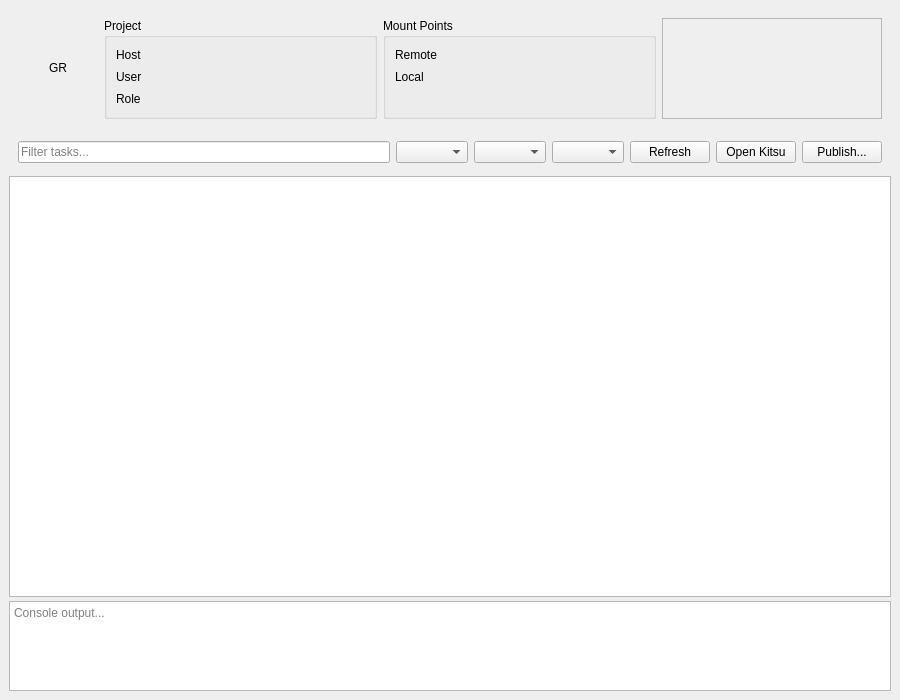
Qt form main/main_window.ui (nagyg/GazuRemote) before a commit.
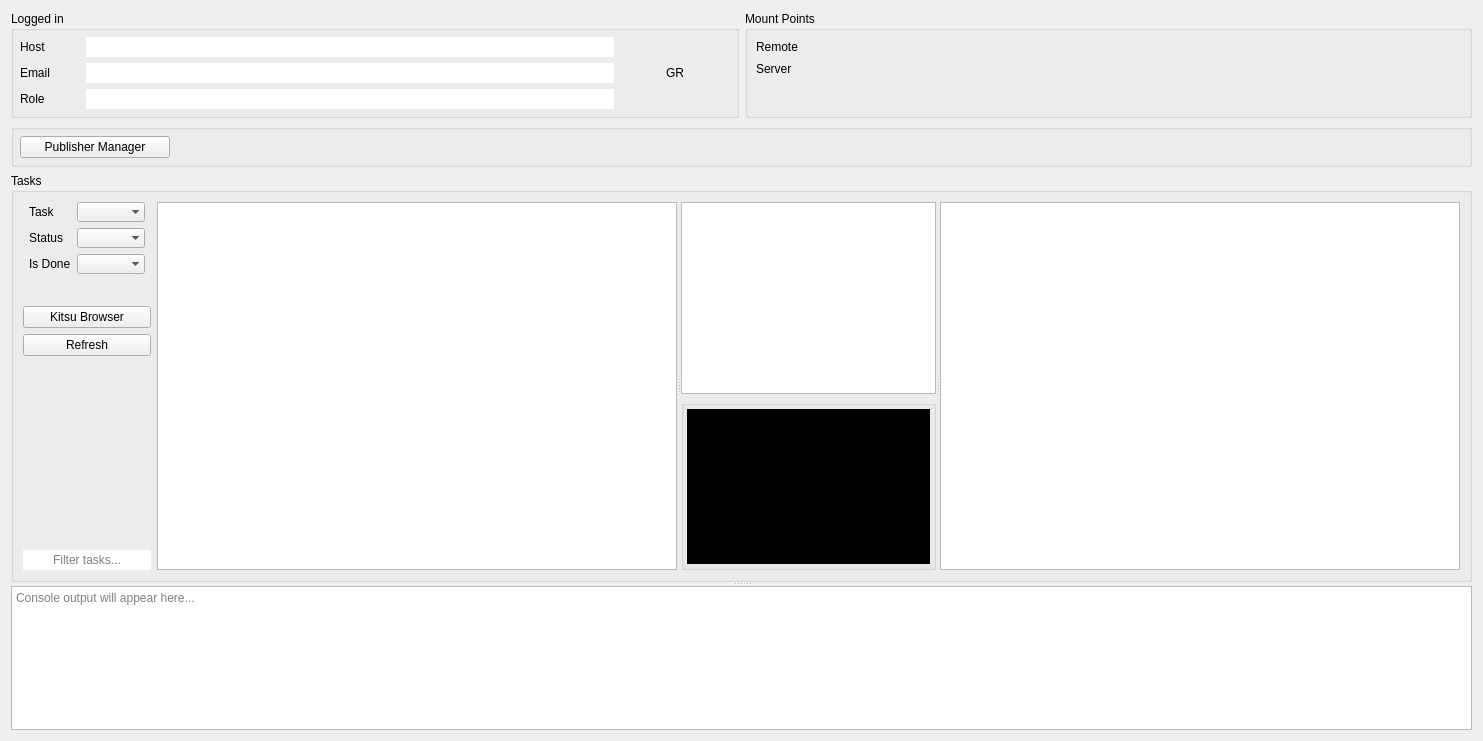
The same form after that commit.

Commit message: GazuRemote v0.2.0 - Publisher dialog, remote tasks widget, images

The edit to the form file:
```diff
--- a/main/main_window.ui
+++ b/main/main_window.ui
@@ -1,83 +1,83 @@
 <?xml version="1.0" encoding="UTF-8"?>
 <ui version="4.0">
  <class>MainWindow</class>
- <widget class="QMainWindow" name="MainWindow">
+ <widget class="QWidget" name="MainWindow">
   <property name="geometry">
    <rect>
     <x>0</x>
     <y>0</y>
-    <width>900</width>
-    <height>700</height>
+    <width>1478</width>
+    <height>741</height>
    </rect>
   </property>
+  <property name="sizePolicy">
+   <sizepolicy hsizetype="Preferred" vsizetype="Expanding">
+    <horstretch>0</horstretch>
+    <verstretch>0</verstretch>
+   </sizepolicy>
+  </property>
   <property name="minimumSize">
    <size>
-    <width>700</width>
-    <height>500</height>
+    <width>0</width>
+    <height>0</height>
    </size>
   </property>
   <property name="windowTitle">
    <string>GazuRemote</string>
   </property>
-  <widget class="QWidget" name="centralWidget">
-   <layout class="QVBoxLayout" name="mainVLayout">
-    <property name="spacing">
-     <number>4</number>
-    </property>
-    <property name="contentsMargins">
-     <number>6</number>
-     <number>6</number>
-     <number>6</number>
-     <number>6</number>
-    </property>
-    <!-- TOP BAR -->
+  <layout class="QVBoxLayout" name="verticalLayout">
     <item>
-     <widget class="QWidget" name="topBarWidget">
-      <layout class="QHBoxLayout" name="topBarHLayout">
-       <property name="contentsMargins">
-        <number>0</number>
-        <number>0</number>
-        <number>0</number>
-        <number>0</number>
-       </property>
-       <!-- Logo -->
+    <layout class="QHBoxLayout" name="topHLayout">
        <item>
-        <widget class="QLabel" name="logoLabel">
-         <property name="minimumSize">
-          <size>
-           <width>80</width>
-           <height>50</height>
-          </size>
+      <widget class="QGroupBox" name="gazuGroupBox">
+       <property name="sizePolicy">
+        <sizepolicy hsizetype="Preferred" vsizetype="Fixed">
+         <horstretch>0</horstretch>
+         <verstretch>0</verstretch>
+        </sizepolicy>
          </property>
          <property name="maximumSize">
           <size>
-           <width>120</width>
-           <height>70</height>
-          </size>
-         </property>
-         <property name="text">
-          <string>GR</string>
-         </property>
-         <property name="alignment">
-          <set>Qt::AlignmentFlag::AlignCenter</set>
-         </property>
-        </widget>
-       </item>
-       <!-- Project info -->
-       <item>
-        <widget class="QGroupBox" name="projectInfoGroupBox">
+         <width>16777215</width>
+         <height>160</height>
+        </size>
+       </property>
          <property name="title">
-          <string>Project</string>
-         </property>
-         <layout class="QFormLayout" name="projectInfoForm">
-          <item row="0" column="0">
-           <widget class="QLabel" name="label_host">
+        <string>Logged in</string>
+       </property>
+       <layout class="QVBoxLayout" name="verticalLayout_2">
+        <property name="leftMargin">
+         <number>6</number>
+        </property>
+        <property name="topMargin">
+         <number>6</number>
+        </property>
+        <property name="rightMargin">
+         <number>6</number>
+        </property>
+        <property name="bottomMargin">
+         <number>6</number>
+        </property>
+        <item>
+         <layout class="QHBoxLayout" name="horizontalLayout_logo">
+          <item>
+           <layout class="QVBoxLayout" name="verticalLayout_login">
+            <item>
+             <layout class="QHBoxLayout" name="horizontalLayout_host">
+              <item>
+               <widget class="QLabel" name="hostLabel">
+                <property name="minimumSize">
+                 <size>
+                  <width>60</width>
+                  <height>0</height>
+                 </size>
+                </property>
             <property name="text">
              <string>Host</string>
             </property>
            </widget>
           </item>
-          <item row="0" column="1">
+              <item>
            <widget class="QLineEdit" name="hostLineEdit">
             <property name="readOnly">
              <bool>true</bool>
@@ -85,19 +85,29 @@
             <property name="frame">
              <bool>false</bool>
             </property>
-            <property name="styleSheet">
-             <string notr="true">QLineEdit { color: gray; background: transparent; border: none; }</string>
+                <property name="readOnly">
+                 <bool>true</bool>
             </property>
            </widget>
           </item>
-          <item row="1" column="0">
-           <widget class="QLabel" name="label_user">
+             </layout>
+            </item>
+            <item>
+             <layout class="QHBoxLayout" name="horizontalLayout_user">
+              <item>
+               <widget class="QLabel" name="userLabel">
+                <property name="minimumSize">
+                 <size>
+                  <width>60</width>
+                  <height>0</height>
+                 </size>
+                </property>
             <property name="text">
-             <string>User</string>
+                 <string>Email</string>
             </property>
            </widget>
           </item>
-          <item row="1" column="1">
+              <item>
            <widget class="QLineEdit" name="userLineEdit">
             <property name="readOnly">
              <bool>true</bool>
@@ -105,19 +115,29 @@
             <property name="frame">
              <bool>false</bool>
             </property>
-            <property name="styleSheet">
-             <string notr="true">QLineEdit { color: gray; background: transparent; border: none; }</string>
+                <property name="readOnly">
+                 <bool>true</bool>
             </property>
            </widget>
           </item>
-          <item row="2" column="0">
-           <widget class="QLabel" name="label_role">
+             </layout>
+            </item>
+            <item>
+             <layout class="QHBoxLayout" name="horizontalLayout_role">
+              <item>
+               <widget class="QLabel" name="roleLabel">
+                <property name="minimumSize">
+                 <size>
+                  <width>60</width>
+                  <height>0</height>
+                 </size>
+                </property>
             <property name="text">
              <string>Role</string>
             </property>
            </widget>
           </item>
-          <item row="2" column="1">
+              <item>
            <widget class="QLineEdit" name="roleLineEdit">
             <property name="readOnly">
              <bool>true</bool>
@@ -125,23 +145,86 @@
             <property name="frame">
              <bool>false</bool>
             </property>
-            <property name="styleSheet">
-             <string notr="true">QLineEdit { color: gray; background: transparent; border: none; }</string>
+                <property name="readOnly">
+                 <bool>true</bool>
             </property>
            </widget>
           </item>
          </layout>
-        </widget>
-       </item>
-       <!-- Mount info -->
+            </item>
+           </layout>
+          </item>
+          <item>
+           <widget class="QLabel" name="logoLabel">
+            <property name="sizePolicy">
+             <sizepolicy hsizetype="Preferred" vsizetype="Preferred">
+              <horstretch>0</horstretch>
+              <verstretch>0</verstretch>
+             </sizepolicy>
+            </property>
+            <property name="minimumSize">
+             <size>
+              <width>110</width>
+              <height>0</height>
+             </size>
+            </property>
+            <property name="maximumSize">
+             <size>
+              <width>130</width>
+              <height>16777215</height>
+             </size>
+            </property>
+            <property name="text">
+             <string>GR</string>
+            </property>
+            <property name="alignment">
+             <set>Qt::AlignmentFlag::AlignCenter</set>
+            </property>
+           </widget>
+          </item>
+         </layout>
+        </item>
+       </layout>
+      </widget>
+     </item>
        <item>
-        <widget class="QGroupBox" name="mountInfoGroupBox">
+      <widget class="QGroupBox" name="mountGroupBox">
+       <property name="sizePolicy">
+        <sizepolicy hsizetype="Preferred" vsizetype="Fixed">
+         <horstretch>0</horstretch>
+         <verstretch>0</verstretch>
+        </sizepolicy>
+       </property>
+       <property name="maximumSize">
+        <size>
+         <width>16777215</width>
+         <height>160</height>
+        </size>
+       </property>
          <property name="title">
           <string>Mount Points</string>
          </property>
-         <layout class="QFormLayout" name="mountInfoForm">
+       <layout class="QFormLayout" name="mountFormLayout">
+        <property name="leftMargin">
+         <number>8</number>
+        </property>
+        <property name="topMargin">
+         <number>8</number>
+        </property>
+        <property name="rightMargin">
+         <number>8</number>
+        </property>
+        <property name="bottomMargin">
+         <number>8</number>
+        </property>
           <item row="0" column="0">
-           <widget class="QLabel" name="label_remote_mount">
+         <widget class="QLabel" name="label">
+          <property name="minimumSize">
+           <size>
+            <width>55</width>
+            <height>0</height>
+           </size>
+          </property>
             <property name="text">
              <string>Remote</string>
             </property>
@@ -161,9 +244,9 @@
            </widget>
           </item>
           <item row="1" column="0">
-           <widget class="QLabel" name="label_local_mount">
+         <widget class="QLabel" name="label">
             <property name="text">
-             <string>Local</string>
+           <string>Server</string>
             </property>
            </widget>
           </item>
@@ -183,84 +266,228 @@
          </layout>
         </widget>
        </item>
-       <!-- Thumbnail -->
+    </layout>
+   </item>
        <item>
-        <widget class="QLabel" name="thumbnailLabel">
-         <property name="sizePolicy">
-          <sizepolicy hsizetype="Expanding" vsizetype="Preferred">
-           <horstretch>0</horstretch>
-           <verstretch>0</verstretch>
-          </sizepolicy>
-         </property>
-         <property name="minimumSize">
-          <size>
-           <width>120</width>
-           <height>50</height>
-          </size>
-         </property>
-         <property name="maximumSize">
-          <size>
-           <width>220</width>
-           <height>120</height>
-          </size>
-         </property>
-         <property name="frameShape">
-          <enum>QFrame::Shape::StyledPanel</enum>
-         </property>
-         <property name="text">
+    <widget class="QGroupBox" name="ViewGroupBox">
+     <property name="title">
           <string/>
          </property>
-         <property name="alignment">
-          <set>Qt::AlignmentFlag::AlignCenter</set>
+     <layout class="QHBoxLayout" name="horizontalLayout_toolbar">
+      <property name="leftMargin">
+       <number>6</number>
+      </property>
+      <property name="topMargin">
+       <number>6</number>
+      </property>
+      <property name="rightMargin">
+       <number>6</number>
+      </property>
+      <property name="bottomMargin">
+       <number>6</number>
+      </property>
+      <item>
+       <widget class="QPushButton" name="publishButton">
+        <property name="minimumSize">
+         <size>
+          <width>150</width>
+          <height>0</height>
+         </size>
+        </property>
+        <property name="text">
+         <string>Publisher Manager</string>
          </property>
         </widget>
        </item>
+      <item>
+       <spacer name="horizontalSpacer">
+        <property name="orientation">
+         <enum>Qt::Orientation::Horizontal</enum>
+        </property>
+        <property name="sizeHint" stdset="0">
+         <size>
+          <width>40</width>
+          <height>20</height>
+         </size>
+        </property>
+       </spacer>
+      </item>
       </layout>
      </widget>
     </item>
-    <!-- TOOLBAR ROW -->
     <item>
-     <widget class="QWidget" name="toolbarWidget">
-      <layout class="QHBoxLayout" name="toolbarHLayout">
-       <property name="contentsMargins">
-        <number>0</number>
-        <number>0</number>
-        <number>0</number>
-        <number>0</number>
-       </property>
-       <item>
-        <widget class="QLineEdit" name="filterLineEdit">
-         <property name="placeholderText">
-          <string>Filter tasks...</string>
-         </property>
-         <property name="clearButtonEnabled">
-          <bool>true</bool>
-         </property>
-        </widget>
-       </item>
+    <widget class="QSplitter" name="ConsoleSplitter">
+     <property name="sizePolicy">
+      <sizepolicy hsizetype="Preferred" vsizetype="Expanding">
+       <horstretch>0</horstretch>
+       <verstretch>0</verstretch>
+      </sizepolicy>
+     </property>
+     <property name="orientation">
+      <enum>Qt::Orientation::Vertical</enum>
+     </property>
+     <widget class="QGroupBox" name="MytaskGroupBox">
+      <property name="sizePolicy">
+       <sizepolicy hsizetype="Preferred" vsizetype="Minimum">
+        <horstretch>0</horstretch>
+        <verstretch>0</verstretch>
+       </sizepolicy>
+      </property>
+      <property name="title">
+       <string>Tasks</string>
+      </property>
+      <layout class="QHBoxLayout" name="horizontalLayout_2">
        <item>
-        <widget class="QComboBox" name="statusComboBox">
-         <property name="toolTip">
-          <string>Filter by task status</string>
-         </property>
-        </widget>
-       </item>
-       <item>
+        <layout class="QVBoxLayout" name="ScopeVerticalLayout">
+         <item>
+          <layout class="QFormLayout" name="ScopeLayout">
+           <property name="leftMargin">
+            <number>6</number>
+           </property>
+           <property name="topMargin">
+            <number>0</number>
+           </property>
+           <property name="rightMargin">
+            <number>6</number>
+           </property>
+           <property name="bottomMargin">
+            <number>6</number>
+           </property>
+           <item row="0" column="0">
+            <widget class="QLabel" name="taskTypeLabel">
+             <property name="minimumSize">
+              <size>
+               <width>40</width>
+               <height>0</height>
+              </size>
+             </property>
+             <property name="text">
+              <string>Task</string>
+             </property>
+            </widget>
+           </item>
+           <item row="0" column="1">
         <widget class="QComboBox" name="taskTypeComboBox">
-         <property name="toolTip">
-          <string>Filter by task type</string>
-         </property>
-        </widget>
-       </item>
-       <item>
+             <property name="sizePolicy">
+              <sizepolicy hsizetype="Fixed" vsizetype="Preferred">
+               <horstretch>0</horstretch>
+               <verstretch>0</verstretch>
+              </sizepolicy>
+             </property>
+             <property name="maximumSize">
+              <size>
+               <width>140</width>
+               <height>16777215</height>
+              </size>
+             </property>
+             <property name="frame">
+              <bool>false</bool>
+             </property>
+            </widget>
+           </item>
+           <item row="1" column="0">
+            <widget class="QLabel" name="statusLabel">
+             <property name="minimumSize">
+              <size>
+               <width>40</width>
+               <height>0</height>
+              </size>
+             </property>
+             <property name="text">
+              <string>Status</string>
+             </property>
+            </widget>
+           </item>
+           <item row="1" column="1">
+            <widget class="QComboBox" name="statusComboBox">
+             <property name="sizePolicy">
+              <sizepolicy hsizetype="Fixed" vsizetype="Preferred">
+               <horstretch>0</horstretch>
+               <verstretch>0</verstretch>
+              </sizepolicy>
+             </property>
+             <property name="maximumSize">
+              <size>
+               <width>140</width>
+               <height>16777215</height>
+              </size>
+             </property>
+             <property name="frame">
+              <bool>false</bool>
+             </property>
+            </widget>
+           </item>
+           <item row="2" column="0">
+            <widget class="QLabel" name="doneLabel">
+             <property name="minimumSize">
+              <size>
+               <width>40</width>
+               <height>0</height>
+              </size>
+             </property>
+             <property name="text">
+              <string>Is Done</string>
+             </property>
+            </widget>
+           </item>
+           <item row="2" column="1">
         <widget class="QComboBox" name="doneComboBox">
-         <property name="toolTip">
-          <string>Show or hide done tasks</string>
+             <property name="sizePolicy">
+              <sizepolicy hsizetype="Fixed" vsizetype="Preferred">
+               <horstretch>0</horstretch>
+               <verstretch>0</verstretch>
+              </sizepolicy>
+             </property>
+             <property name="maximumSize">
+              <size>
+               <width>140</width>
+               <height>16777215</height>
+              </size>
+             </property>
+             <property name="frame">
+              <bool>false</bool>
+             </property>
+            </widget>
+           </item>
+          </layout>
+         </item>
+         <item>
+          <spacer name="verticalSpacerA">
+           <property name="orientation">
+            <enum>Qt::Orientation::Vertical</enum>
+           </property>
+           <property name="sizeType">
+            <enum>QSizePolicy::Policy::Fixed</enum>
+           </property>
+           <property name="sizeHint" stdset="0">
+            <size>
+             <width>20</width>
+             <height>20</height>
+            </size>
+           </property>
+          </spacer>
+         </item>
+         <item>
+          <widget class="QPushButton" name="urlButton">
+           <property name="sizePolicy">
+            <sizepolicy hsizetype="Preferred" vsizetype="Preferred">
+             <horstretch>0</horstretch>
+             <verstretch>0</verstretch>
+            </sizepolicy>
+           </property>
+           <property name="text">
+            <string>Kitsu Browser</string>
          </property>
         </widget>
        </item>
        <item>
         <widget class="QPushButton" name="refreshButton">
+           <property name="sizePolicy">
+            <sizepolicy hsizetype="Preferred" vsizetype="Preferred">
+             <horstretch>0</horstretch>
+             <verstretch>0</verstretch>
+            </sizepolicy>
+           </property>
          <property name="text">
           <string>Refresh</string>
          </property>
@@ -270,73 +497,217 @@
         </widget>
        </item>
        <item>
-        <widget class="QPushButton" name="urlButton">
-         <property name="text">
-          <string>Open Kitsu</string>
-         </property>
-         <property name="toolTip">
-          <string>Open the selected task in Kitsu (browser)</string>
-         </property>
-        </widget>
+          <spacer name="verticalSpacerB">
+           <property name="orientation">
+            <enum>Qt::Orientation::Vertical</enum>
+           </property>
+           <property name="sizeHint" stdset="0">
+            <size>
+             <width>20</width>
+             <height>40</height>
+            </size>
+           </property>
+          </spacer>
        </item>
        <item>
-        <widget class="QPushButton" name="publishButton">
-         <property name="text">
-          <string>Publish...</string>
-         </property>
-         <property name="toolTip">
-          <string>Publish a preview file for the selected task</string>
+          <widget class="QLineEdit" name="filterLineEdit">
+           <property name="sizePolicy">
+            <sizepolicy hsizetype="Preferred" vsizetype="Preferred">
+             <horstretch>0</horstretch>
+             <verstretch>0</verstretch>
+            </sizepolicy>
+           </property>
+           <property name="frame">
+            <bool>false</bool>
+           </property>
+           <property name="alignment">
+            <set>Qt::AlignmentFlag::AlignCenter</set>
+           </property>
+           <property name="placeholderText">
+            <string>Filter tasks...</string>
+           </property>
+           <property name="clearButtonEnabled">
+            <bool>true</bool>
          </property>
         </widget>
        </item>
       </layout>
-     </widget>
-    </item>
-    <!-- TASKS TREE -->
+       </item>
     <item>
+        <widget class="QSplitter" name="TaskSplitter">
+         <property name="orientation">
+          <enum>Qt::Orientation::Horizontal</enum>
+         </property>
      <widget class="QTreeView" name="tasksTreeView">
       <property name="sizePolicy">
        <sizepolicy hsizetype="Expanding" vsizetype="Expanding">
         <horstretch>0</horstretch>
-        <verstretch>1</verstretch>
-       </sizepolicy>
-      </property>
+            <verstretch>0</verstretch>
+           </sizepolicy>
+          </property>
+          <property name="minimumSize">
+           <size>
+            <width>520</width>
+            <height>360</height>
+           </size>
+          </property>
+          <property name="frameShape">
+           <enum>QFrame::Shape::StyledPanel</enum>
+          </property>
       <property name="alternatingRowColors">
        <bool>true</bool>
       </property>
-      <property name="selectionMode">
-       <enum>QAbstractItemView::SelectionMode::SingleSelection</enum>
-      </property>
-      <property name="rootIsDecorated">
+          <property name="sortingEnabled">
+           <bool>true</bool>
+          </property>
+          <property name="animated">
+           <bool>false</bool>
+          </property>
+          <attribute name="headerMinimumSectionSize">
+           <number>16</number>
+          </attribute>
+         </widget>
+         <widget class="QWidget" name="">
+          <layout class="QVBoxLayout" name="DirectoriesVerticalLayout">
+           <item>
+            <widget class="QTreeView" name="directoriesTreeView">
+             <property name="sizePolicy">
+              <sizepolicy hsizetype="Preferred" vsizetype="Expanding">
+               <horstretch>0</horstretch>
+               <verstretch>0</verstretch>
+              </sizepolicy>
+             </property>
+             <property name="minimumSize">
+              <size>
+               <width>0</width>
+               <height>0</height>
+              </size>
+             </property>
+             <property name="frameShape">
+              <enum>QFrame::Shape::StyledPanel</enum>
+             </property>
+             <property name="dragEnabled">
        <bool>true</bool>
       </property>
-     </widget>
-    </item>
-    <!-- CONSOLE -->
+             <property name="alternatingRowColors">
+              <bool>true</bool>
+             </property>
+             <property name="animated">
+              <bool>false</bool>
+             </property>
+             <attribute name="headerMinimumSectionSize">
+              <number>16</number>
+             </attribute>
+            </widget>
+           </item>
     <item>
+            <layout class="QHBoxLayout" name="CoverHorizontalLayout">
+             <item>
+              <widget class="QGroupBox" name="CoverGroupBox">
+               <property name="sizePolicy">
+                <sizepolicy hsizetype="Fixed" vsizetype="Fixed">
+                 <horstretch>0</horstretch>
+                 <verstretch>0</verstretch>
+                </sizepolicy>
+               </property>
+               <property name="minimumSize">
+                <size>
+                 <width>255</width>
+                 <height>170</height>
+                </size>
+               </property>
+               <property name="title">
+                <string/>
+               </property>
+               <layout class="QHBoxLayout" name="horizontalLayout">
+                <property name="leftMargin">
+                 <number>3</number>
+                </property>
+                <property name="topMargin">
+                 <number>3</number>
+                </property>
+                <property name="rightMargin">
+                 <number>3</number>
+                </property>
+                <property name="bottomMargin">
+                 <number>3</number>
+                </property>
+                <item>
+                 <widget class="QLabel" name="thumbnailLabel">
+                  <property name="styleSheet">
+                   <string notr="true">background-color: rgb(0, 0, 0);</string>
+                  </property>
+                  <property name="text">
+                   <string/>
+                  </property>
+                  <property name="alignment">
+                   <set>Qt::AlignmentFlag::AlignCenter</set>
+                  </property>
+                 </widget>
+                </item>
+               </layout>
+              </widget>
+             </item>
+            </layout>
+           </item>
+          </layout>
+         </widget>
+         <widget class="QTableView" name="filesTableView">
+          <property name="sizePolicy">
+           <sizepolicy hsizetype="Expanding" vsizetype="Expanding">
+            <horstretch>0</horstretch>
+            <verstretch>0</verstretch>
+           </sizepolicy>
+          </property>
+          <property name="minimumSize">
+           <size>
+            <width>520</width>
+            <height>360</height>
+           </size>
+          </property>
+          <property name="frameShape">
+           <enum>QFrame::Shape::StyledPanel</enum>
+          </property>
+          <property name="dragEnabled">
+           <bool>true</bool>
+          </property>
+          <property name="alternatingRowColors">
+           <bool>true</bool>
+          </property>
+          <property name="selectionBehavior">
+           <enum>QAbstractItemView::SelectionBehavior::SelectRows</enum>
+          </property>
+          <property name="sortingEnabled">
+           <bool>true</bool>
+          </property>
+         </widget>
+        </widget>
+       </item>
+      </layout>
+     </widget>
      <widget class="QTextEdit" name="consoleTextEdit">
       <property name="sizePolicy">
-       <sizepolicy hsizetype="Preferred" vsizetype="Fixed">
+       <sizepolicy hsizetype="Expanding" vsizetype="MinimumExpanding">
         <horstretch>0</horstretch>
         <verstretch>0</verstretch>
        </sizepolicy>
       </property>
-      <property name="maximumSize">
+      <property name="minimumSize">
        <size>
-        <width>16777215</width>
-        <height>90</height>
+        <width>0</width>
+        <height>120</height>
        </size>
       </property>
       <property name="readOnly">
        <bool>true</bool>
       </property>
       <property name="placeholderText">
-       <string>Console output...</string>
+       <string>Console output will appear here...</string>
       </property>
+     </widget>
      </widget>
     </item>
    </layout>
-  </widget>
  </widget>
  <resources/>
  <connections/>
```
Left out of the diff: 43 changed lines with no effect on the pictures. Lines whose indentation alone changed are shown as unchanged. The commit also changes 10 other files.
